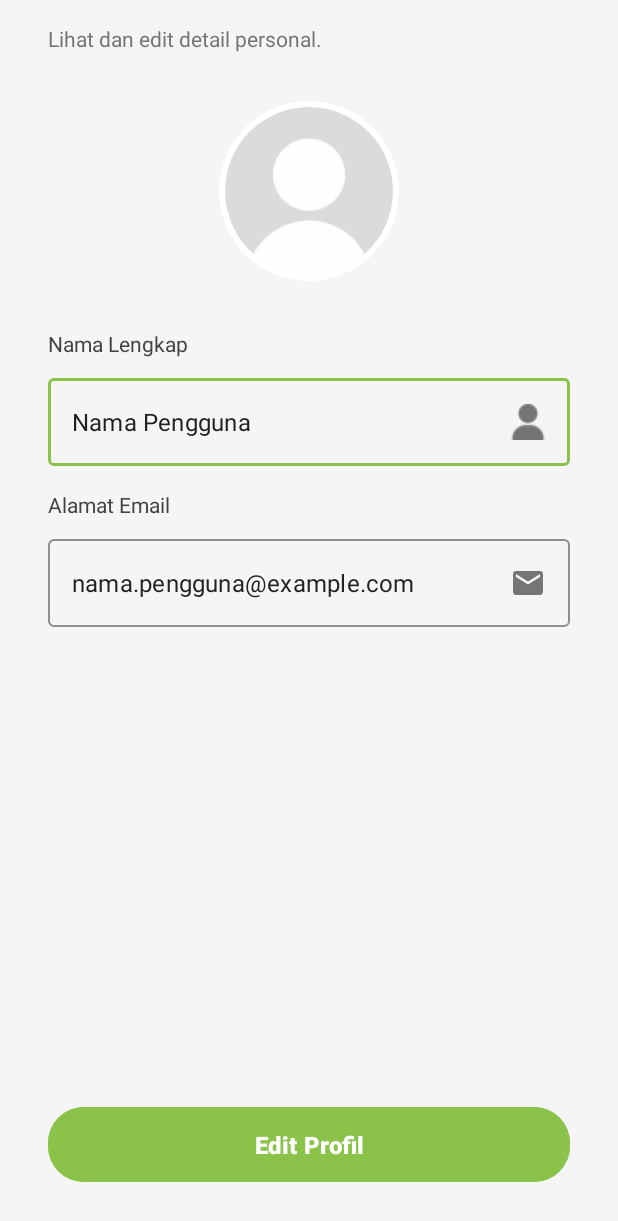
After one commit to RefoFebrian/TA-PBS-RRI, an Android app: the fragment ProfileFragment shown on its own in the app's theme, on a phone screen of 412 x 824 dp. The commit adds this screen. Shown: the top 1221 px of the screen. Run offline under Robolectric (Android 15) with nearby library versions, the phone set to English and light mode, and no system bars; our stand-ins replace CircleImageView.

Commit message:
Master: Penambahan layout profile

```diff
--- a/Frontend/app/build.gradle.kts
+++ b/Frontend/app/build.gradle.kts
@@ -47,6 +47,8 @@ dependencies {
     implementation(libs.material)
     implementation(libs.androidx.activity)
     implementation(libs.androidx.constraintlayout)
+    implementation(libs.androidx.legacy.support.v4)
+    implementation(libs.androidx.fragment.ktx)
     testImplementation(libs.junit)
     androidTestImplementation(libs.androidx.junit)
     androidTestImplementation(libs.androidx.espresso.core)
--- a/Frontend/app/src/main/java/com/refo/lelego/data/retrofit/ApiService.kt
+++ b/Frontend/app/src/main/java/com/refo/lelego/data/retrofit/ApiService.kt
@@ -8,6 +8,6 @@ import retrofit2.http.POST
 interface ApiService {
     @POST("/api/auth/register")
     suspend fun register(
-        @Body request: RegisterRequest // Ganti @Field dengan @Body dan gunakan data class RegisterRequest
+        @Body request: RegisterRequest
     ): RegisterResponse
 }
--- a/Frontend/app/src/main/java/com/refo/lelego/ui/ViewModelFactory.kt
+++ b/Frontend/app/src/main/java/com/refo/lelego/ui/ViewModelFactory.kt
@@ -5,6 +5,7 @@ import androidx.lifecycle.ViewModel
 import androidx.lifecycle.ViewModelProvider
 import com.refo.lelego.data.UserRepository
 import com.refo.lelego.data.di.Injection
+import com.refo.lelego.ui.profile.ProfileViewModel
 import com.refo.lelego.ui.register.RegisterViewModel
 
 @Suppress("UNCHECKED_CAST")
@@ -14,6 +15,10 @@ class ViewModelFactory(private val repository: UserRepository) :
         return when {
             modelClass.isAssignableFrom(RegisterViewModel::class.java) -> {
                 RegisterViewModel(repository) as T
+            }
+
+            modelClass.isAssignableFrom(ProfileViewModel::class.java) -> {
+                ProfileViewModel(repository) as T
             }
 
             else -> throw IllegalArgumentException("Unknown ViewModel class:" + modelClass.name)
--- /dev/null
+++ b/Frontend/app/src/main/java/com/refo/lelego/ui/profile/ProfileFragment.kt
@@ -0,0 +1,32 @@
+package com.refo.lelego.ui.profile
+
+import androidx.fragment.app.viewModels
+import android.os.Bundle
+import androidx.fragment.app.Fragment
+import android.view.LayoutInflater
+import android.view.View
+import android.view.ViewGroup
+import androidx.activity.viewModels
+import com.refo.lelego.R
+import com.refo.lelego.ui.ViewModelFactory
+import com.refo.lelego.ui.register.RegisterViewModel
+
+class ProfileFragment : Fragment() {
+
+
+    private val profileViewModel: ProfileViewModel by viewModels {
+        ViewModelFactory.getInstance(requireContext())
+    }
+
+    override fun onCreate(savedInstanceState: Bundle?) {
+        super.onCreate(savedInstanceState)
+
+    }
+
+    override fun onCreateView(
+        inflater: LayoutInflater, container: ViewGroup?,
+        savedInstanceState: Bundle?
+    ): View {
+        return inflater.inflate(R.layout.fragment_profile, container, false)
+    }
+}
--- /dev/null
+++ b/Frontend/app/src/main/java/com/refo/lelego/ui/profile/ProfileViewModel.kt
@@ -0,0 +1,8 @@
+package com.refo.lelego.ui.profile
+
+import androidx.lifecycle.ViewModel
+import com.refo.lelego.data.UserRepository
+
+class ProfileViewModel(private val repository: UserRepository) : ViewModel() {
+
+}
--- /dev/null
+++ b/Frontend/app/src/main/res/drawable/ic_email.xml
@@ -0,0 +1,5 @@
+<vector xmlns:android="http://schemas.android.com/apk/res/android" android:height="24dp" android:tint="#000000" android:viewportHeight="24" android:viewportWidth="24" android:width="24dp">
+
+    <path android:fillColor="@android:color/white" android:pathData="M20,4L4,4c-1.1,0 -1.99,0.9 -1.99,2L2,18c0,1.1 0.9,2 2,2h16c1.1,0 2,-0.9 2,-2L22,6c0,-1.1 -0.9,-2 -2,-2zM20,8l-8,5 -8,-5L4,6l8,5 8,-5v2z"/>
+
+</vector>
--- /dev/null
+++ b/Frontend/app/src/main/res/layout/fragment_profile.xml
@@ -0,0 +1,125 @@
+<?xml version="1.0" encoding="utf-8"?>
+<androidx.constraintlayout.widget.ConstraintLayout xmlns:android="http://schemas.android.com/apk/res/android"
+    xmlns:app="http://schemas.android.com/apk/res-auto"
+    xmlns:tools="http://schemas.android.com/tools"
+    android:layout_width="match_parent"
+    android:layout_height="match_parent"
+    android:background="#F5F5F5"
+    tools:context=".ui.profile.ProfileFragment">
+
+    <TextView
+        android:id="@+id/tv_profile_description"
+        android:layout_width="wrap_content"
+        android:layout_height="wrap_content"
+        android:text="Lihat dan edit detail personal."
+        android:textColor="#757575"
+        android:textSize="14sp"
+        app:layout_constraintStart_toStartOf="parent"
+        app:layout_constraintTop_toTopOf="parent"
+        android:layout_marginStart="32dp"
+        android:layout_marginTop="16dp" />
+        <de.hdodenhof.circleimageview.CircleImageView
+            android:id="@+id/iv_profile_picture"
+            android:layout_width="120dp"
+            android:layout_height="120dp"
+            android:layout_marginTop="32dp"
+            android:src="@drawable/ic_default_profile_picture"
+            app:civ_border_color="#FFFFFF"
+            app:civ_border_width="4dp"
+            app:layout_constraintEnd_toEndOf="parent"
+            app:layout_constraintStart_toStartOf="parent"
+            app:layout_constraintTop_toBottomOf="@id/tv_profile_description" />
+
+    <TextView
+        android:id="@+id/tv_label_full_name"
+        android:layout_width="wrap_content"
+        android:layout_height="wrap_content"
+        android:layout_marginStart="32dp"
+        android:layout_marginTop="32dp"
+        android:text="Nama Lengkap"
+        android:textColor="#424242"
+        android:textSize="14sp"
+        app:layout_constraintStart_toStartOf="parent"
+        app:layout_constraintTop_toBottomOf="@id/iv_profile_picture" />
+
+    <com.google.android.material.textfield.TextInputLayout
+        android:id="@+id/til_full_name"
+        style="@style/Widget.MaterialComponents.TextInputLayout.OutlinedBox"
+        android:layout_width="0dp"
+        android:layout_height="wrap_content"
+        android:layout_marginStart="32dp"
+        android:layout_marginTop="8dp"
+        android:layout_marginEnd="32dp"
+        app:boxStrokeColor="#8BC34A"
+        app:hintTextColor="#8BC34A"
+        app:layout_constraintEnd_toEndOf="parent"
+        app:layout_constraintStart_toStartOf="parent"
+        app:layout_constraintTop_toBottomOf="@id/tv_label_full_name">
+
+        <com.google.android.material.textfield.TextInputEditText
+            android:id="@+id/et_full_name"
+            android:layout_width="match_parent"
+            android:layout_height="wrap_content"
+            android:inputType="textPersonName"
+            android:text="Nama Pengguna"
+            android:textColor="#212121"
+            android:drawableEnd="@drawable/ic_person"
+            app:drawableTint="#757575" />
+    </com.google.android.material.textfield.TextInputLayout>
+
+    <TextView
+        android:id="@+id/tv_label_email"
+        android:layout_width="wrap_content"
+        android:layout_height="wrap_content"
+        android:layout_marginStart="32dp"
+        android:layout_marginTop="16dp"
+        android:text="Alamat Email"
+        android:textColor="#424242"
+        android:textSize="14sp"
+        app:layout_constraintStart_toStartOf="parent"
+        app:layout_constraintTop_toBottomOf="@id/til_full_name" />
+
+    <com.google.android.material.textfield.TextInputLayout
+        android:id="@+id/til_email_profile"
+        style="@style/Widget.MaterialComponents.TextInputLayout.OutlinedBox"
+        android:layout_width="0dp"
+        android:layout_height="wrap_content"
+        android:layout_marginStart="32dp"
+        android:layout_marginTop="8dp"
+        android:layout_marginEnd="32dp"
+        app:boxStrokeColor="#8BC34A"
+        app:hintTextColor="#8BC34A"
+        app:layout_constraintEnd_toEndOf="parent"
+        app:layout_constraintStart_toStartOf="parent"
+        app:layout_constraintTop_toBottomOf="@id/tv_label_email">
+
+        <com.google.android.material.textfield.TextInputEditText
+            android:id="@+id/et_email_profile"
+            android:layout_width="match_parent"
+            android:layout_height="wrap_content"
+            android:inputType="textEmailAddress"
+            android:text="nama.pengguna@example.com"
+            android:textColor="#212121"
+            android:drawableEnd="@drawable/ic_email"
+            app:drawableTint="#757575" />
+    </com.google.android.material.textfield.TextInputLayout>
+
+    <com.google.android.material.button.MaterialButton
+        android:id="@+id/btn_edit_profile"
+        android:layout_width="0dp"
+        android:layout_height="wrap_content"
+        android:layout_marginStart="32dp"
+        android:layout_marginEnd="32dp"
+        android:layout_marginBottom="32dp"
+        android:backgroundTint="#8BC34A"
+        android:paddingVertical="14dp"
+        android:text="Edit Profil"
+        android:textColor="#FFFFFF"
+        android:textSize="16sp"
+        android:textStyle="bold"
+        app:cornerRadius="24dp"
+        app:layout_constraintBottom_toBottomOf="parent"
+        app:layout_constraintEnd_toEndOf="parent"
+        app:layout_constraintStart_toStartOf="parent" />
+
+</androidx.constraintlayout.widget.ConstraintLayout>
--- a/Frontend/gradle/libs.versions.toml
+++ b/Frontend/gradle/libs.versions.toml
@@ -16,6 +16,8 @@ material = "1.12.0"
 activity = "1.10.1"
 constraintlayout = "2.2.1"
 retrofit = "2.9.0"
+legacySupportV4 = "1.0.0"
+fragmentKtx = "1.5.6"
 
 [libraries]
 androidx-activity-ktx = { module = "androidx.activity:activity-ktx", version.ref = "activity" }
@@ -35,6 +37,8 @@ androidx-activity = { group = "androidx.activity", name = "activity", version.re
 androidx-constraintlayout = { group = "androidx.constraintlayout", name = "constraintlayout", version.ref = "constraintlayout" }
 retrofit = { module = "com.squareup.retrofit2:retrofit", version.ref = "retrofit" }
 retrofit2-converter-gson = { module = "com.squareup.retrofit2:converter-gson", version.ref = "converterGson" }
+androidx-legacy-support-v4 = { group = "androidx.legacy", name = "legacy-support-v4", version.ref = "legacySupportV4" }
+androidx-fragment-ktx = { group = "androidx.fragment", name = "fragment-ktx", version.ref = "fragmentKtx" }
 
 [plugins]
 android-application = { id = "com.android.application", version.ref = "agp" }
```
Also changed, not shown: Frontend/app/src/main/res/drawable/ic_default_profile_picture.jpg (added), Frontend/app/src/main/res/drawable/ic_person.png (added).
